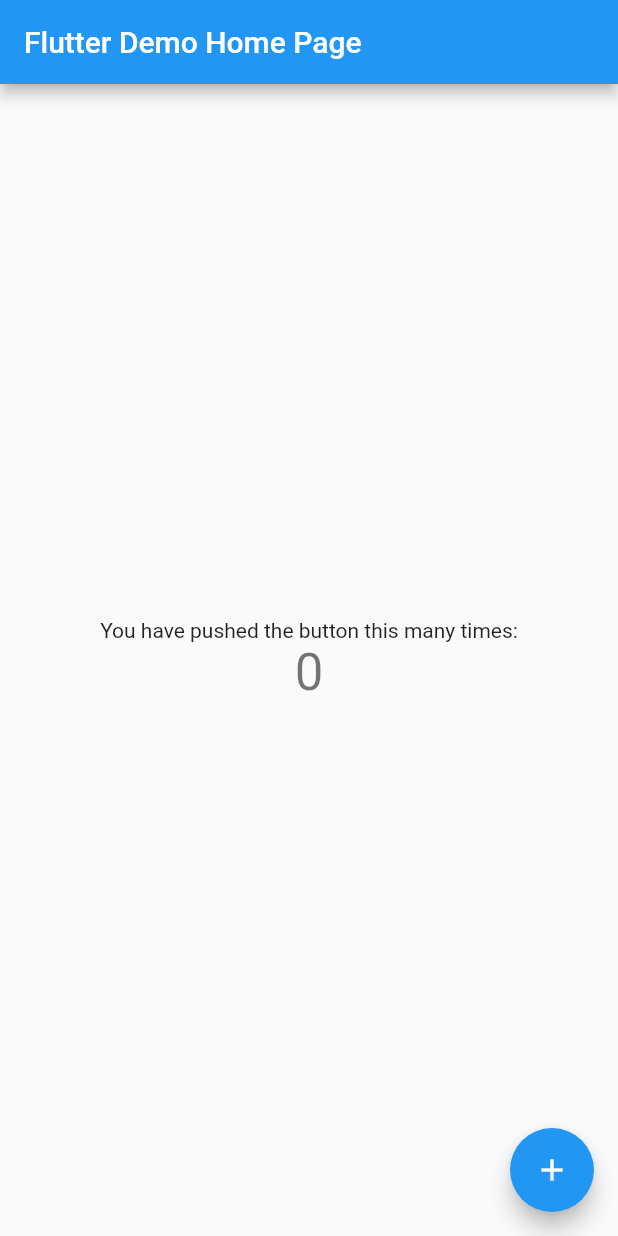
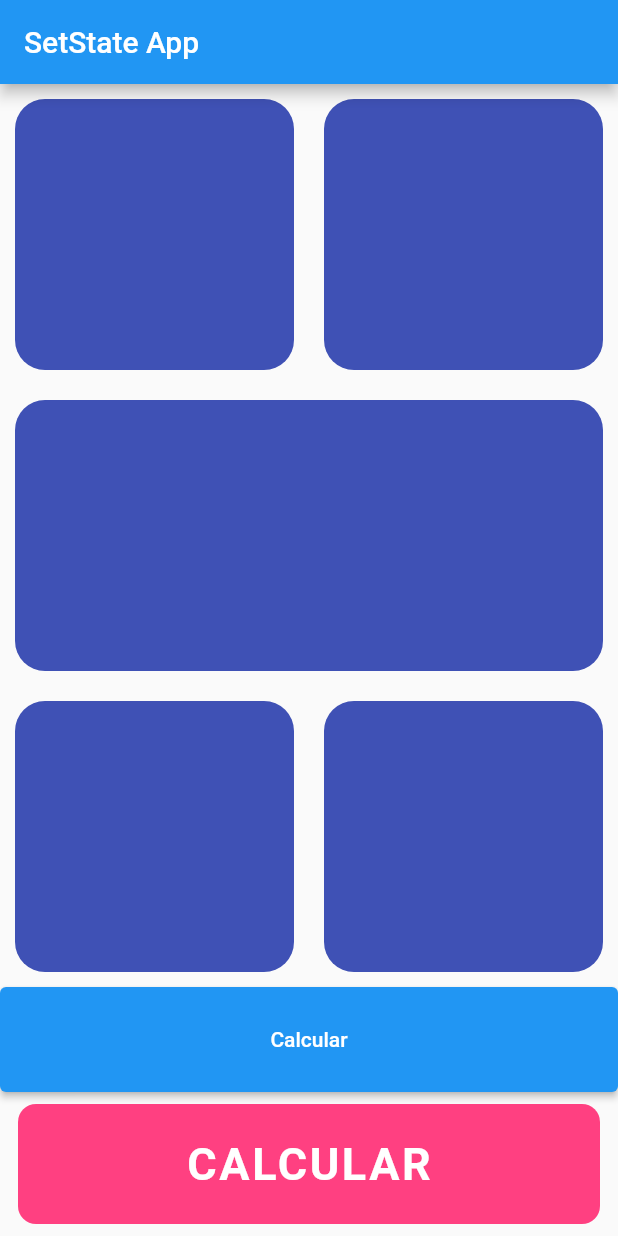
Before and after one commit to tsvbasa/flutter_codigo_setstate, a Flutter app: the screen it shows after launch, on a phone screen of 412 x 824 dp. Run offline on Flutter 3.47's test engine with Material 2 defaults, Android fonts, the phone set to English and light mode, and no system bars.

Commit message:
first commit

```diff
--- /dev/null
+++ b/lib/home_page.dart
@@ -0,0 +1,118 @@
+import 'package:flutter/material.dart';
+
+class HomePage extends StatefulWidget {
+  const HomePage({Key? key}) : super(key: key);
+
+  @override
+  State<HomePage> createState() => _HomePageState();
+}
+
+class _HomePageState extends State<HomePage> {
+  @override
+  Widget build(BuildContext context) {
+    return Scaffold(
+      appBar: AppBar(
+        title: const Text("SetState App"),
+      ),
+      body: Column(
+        children: [
+          Expanded(
+            child: Row(
+              children: [
+                Expanded(
+                    child: Container(
+                  margin: EdgeInsets.all(10.0),
+                  decoration: BoxDecoration(
+                    color: Colors.indigo,
+                    borderRadius: BorderRadius.circular(20.0),
+                  ),
+                )),
+                Expanded(
+                    child: Container(
+                  margin: EdgeInsets.all(10.0),
+                  decoration: BoxDecoration(
+                    color: Colors.indigo,
+                    borderRadius: BorderRadius.circular(20.0),
+                  ),
+                )),
+              ],
+            ),
+          ),
+          Expanded(
+            child: Row(
+              children: [
+                Expanded(
+                    child: Container(
+                  margin: EdgeInsets.all(10.0),
+                  decoration: BoxDecoration(
+                    color: Colors.indigo,
+                    borderRadius: BorderRadius.circular(20.0),
+                  ),
+                )),
+              ],
+            ),
+          ),
+          Expanded(
+            child: Row(
+              children: [
+                Expanded(
+                    child: Container(
+                  margin: EdgeInsets.all(10.0),
+                  decoration: BoxDecoration(
+                    color: Colors.indigo,
+                    borderRadius: BorderRadius.circular(20.0),
+                  ),
+                )),
+                Expanded(
+                    child: Container(
+                  margin: EdgeInsets.all(10.0),
+                  decoration: BoxDecoration(
+                    color: Colors.indigo,
+                    borderRadius: BorderRadius.circular(20.0),
+                  ),
+                )),
+              ],
+            ),
+          ),
+          SizedBox(
+            width: double.infinity,
+            height: 70.0,
+            child: ElevatedButton(
+              onPressed: () {
+                print("Hola");
+              },
+              child: Text("Calcular"),
+            ),
+          ),
+          GestureDetector(
+            onTap: () {
+              print("Calculando...");
+            },
+            child: Container(
+              alignment: Alignment.center,
+              margin: EdgeInsets.symmetric(
+                horizontal: 12.0,
+                vertical: 8.0,
+              ),
+              width: double.infinity,
+              height: 80.0,
+              decoration: BoxDecoration(
+                color: Colors.pinkAccent,
+                borderRadius: BorderRadius.circular(12.0),
+              ),
+              child: Text(
+                "CALCULAR",
+                style: TextStyle(
+                  color: Colors.white,
+                  letterSpacing: 1.7,
+                  fontSize: 30.0,
+                  fontWeight: FontWeight.bold,
+                ),
+              ),
+            ),
+          ),
+        ],
+      ),
+    );
+  }
+}
--- a/lib/main.dart
+++ b/lib/main.dart
@@ -1,115 +1,19 @@
 import 'package:flutter/material.dart';
+import 'home_page.dart';
 
 void main() {
-  runApp(const MyApp());
+  runApp(MyApp());
 }
 
 class MyApp extends StatelessWidget {
   const MyApp({Key? key}) : super(key: key);
 
-  // This widget is the root of your application.
   @override
   Widget build(BuildContext context) {
     return MaterialApp(
-      title: 'Flutter Demo',
-      theme: ThemeData(
-        // This is the theme of your application.
-        //
-        // Try running your application with "flutter run". You'll see the
-        // application has a blue toolbar. Then, without quitting the app, try
-        // changing the primarySwatch below to Colors.green and then invoke
-        // "hot reload" (press "r" in the console where you ran "flutter run",
-        // or simply save your changes to "hot reload" in a Flutter IDE).
-        // Notice that the counter didn't reset back to zero; the application
-        // is not restarted.
-        primarySwatch: Colors.blue,
-      ),
-      home: const MyHomePage(title: 'Flutter Demo Home Page'),
+      debugShowCheckedModeBanner: false,
+      title: 'SetStateApp',
+      home: HomePage(),
     );
   }
 }
-
-class MyHomePage extends StatefulWidget {
-  const MyHomePage({Key? key, required this.title}) : super(key: key);
-
-  // This widget is the home page of your application. It is stateful, meaning
-  // that it has a State object (defined below) that contains fields that affect
-  // how it looks.
-
-  // This class is the configuration for the state. It holds the values (in this
-  // case the title) provided by the parent (in this case the App widget) and
-  // used by the build method of the State. Fields in a Widget subclass are
-  // always marked "final".
-
-  final String title;
-
-  @override
-  State<MyHomePage> createState() => _MyHomePageState();
-}
-
-class _MyHomePageState extends State<MyHomePage> {
-  int _counter = 0;
-
-  void _incrementCounter() {
-    setState(() {
-      // This call to setState tells the Flutter framework that something has
-      // changed in this State, which causes it to rerun the build method below
-      // so that the display can reflect the updated values. If we changed
-      // _counter without calling setState(), then the build method would not be
-      // called again, and so nothing would appear to happen.
-      _counter++;
-    });
-  }
-
-  @override
-  Widget build(BuildContext context) {
-    // This method is rerun every time setState is called, for instance as done
-    // by the _incrementCounter method above.
-    //
-    // The Flutter framework has been optimized to make rerunning build methods
-    // fast, so that you can just rebuild anything that needs updating rather
-    // than having to individually change instances of widgets.
-    return Scaffold(
-      appBar: AppBar(
-        // Here we take the value from the MyHomePage object that was created by
-        // the App.build method, and use it to set our appbar title.
-        title: Text(widget.title),
-      ),
-      body: Center(
-        // Center is a layout widget. It takes a single child and positions it
-        // in the middle of the parent.
-        child: Column(
-          // Column is also a layout widget. It takes a list of children and
-          // arranges them vertically. By default, it sizes itself to fit its
-          // children horizontally, and tries to be as tall as its parent.
-          //
-          // Invoke "debug painting" (press "p" in the console, choose the
-          // "Toggle Debug Paint" action from the Flutter Inspector in Android
-          // Studio, or the "Toggle Debug Paint" command in Visual Studio Code)
-          // to see the wireframe for each widget.
-          //
-          // Column has various properties to control how it sizes itself and
-          // how it positions its children. Here we use mainAxisAlignment to
-          // center the children vertically; the main axis here is the vertical
-          // axis because Columns are vertical (the cross axis would be
-          // horizontal).
-          mainAxisAlignment: MainAxisAlignment.center,
-          children: <Widget>[
-            const Text(
-              'You have pushed the button this many times:',
-            ),
-            Text(
-              '$_counter',
-              style: Theme.of(context).textTheme.headline4,
-            ),
-          ],
-        ),
-      ),
-      floatingActionButton: FloatingActionButton(
-        onPressed: _incrementCounter,
-        tooltip: 'Increment',
-        child: const Icon(Icons.add),
-      ), // This trailing comma makes auto-formatting nicer for build methods.
-    );
-  }
-}
```
